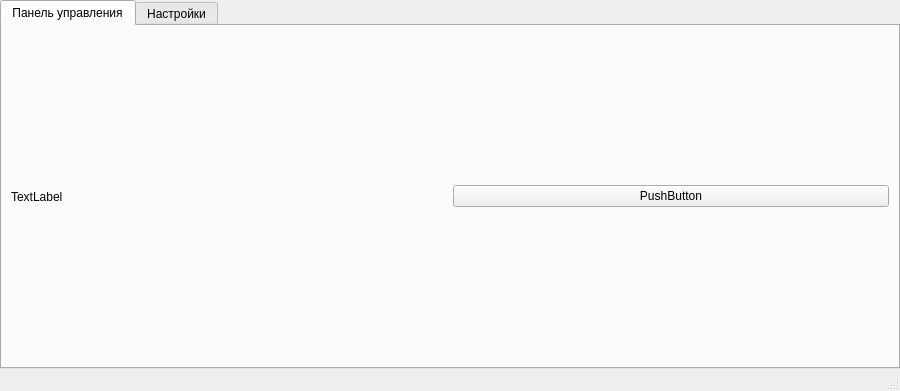
This is design.ui in Neisvestney/BloomLight as Qt 5 draws it before an edit. The edited form follows.
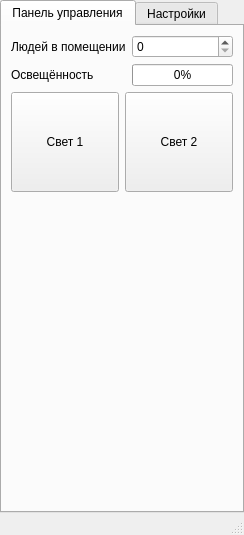
This is the edited form. The open tabs and pages were chosen to show the change.

Commit message: Design and writing camera stream

The edit to the form file:
```diff
--- a/design.ui
+++ b/design.ui
@@ -6,12 +6,15 @@
    <rect>
     <x>0</x>
     <y>0</y>
-    <width>900</width>
-    <height>391</height>
+    <width>244</width>
+    <height>535</height>
    </rect>
   </property>
   <property name="windowTitle">
-   <string>BloonLight</string>
+   <string>BloomLight</string>
+  </property>
+  <property name="layoutDirection">
+   <enum>Qt::LeftToRight</enum>
   </property>
   <widget class="QWidget" name="centralwidget">
    <property name="enabled">
@@ -35,6 +38,9 @@
     </property>
     <item>
      <widget class="QTabWidget" name="tabWidget">
+      <property name="layoutDirection">
+       <enum>Qt::LeftToRight</enum>
+      </property>
       <property name="currentIndex">
        <number>0</number>
       </property>
@@ -48,20 +54,107 @@
        <attribute name="title">
         <string>Панель управления</string>
        </attribute>
-       <layout class="QHBoxLayout" name="horizontalLayout_2">
+       <layout class="QVBoxLayout" name="verticalLayout">
         <item>
-         <widget class="QLabel" name="cam_view">
-          <property name="text">
-           <string>TextLabel</string>
-          </property>
-         </widget>
+         <layout class="QGridLayout" name="gridLayout_2">
+          <item row="1" column="0">
+           <widget class="QLabel" name="label_2">
+            <property name="text">
+             <string>Освещённость</string>
+            </property>
+           </widget>
+          </item>
+          <item row="0" column="0">
+           <widget class="QLabel" name="label">
+            <property name="lineWidth">
+             <number>1</number>
+            </property>
+            <property name="text">
+             <string>Людей в помещении</string>
+            </property>
+            <property name="textFormat">
+             <enum>Qt::AutoText</enum>
+            </property>
+           </widget>
+          </item>
+          <item row="0" column="1">
+           <widget class="QSpinBox" name="people_count"/>
+          </item>
+          <item row="1" column="1">
+           <widget class="QProgressBar" name="bridness">
+            <property name="value">
+             <number>0</number>
+            </property>
+            <property name="textVisible">
+             <bool>true</bool>
+            </property>
+            <property name="invertedAppearance">
+             <bool>false</bool>
+            </property>
+           </widget>
+          </item>
+         </layout>
         </item>
         <item>
-         <widget class="QPushButton" name="pushButton">
-          <property name="text">
-           <string>PushButton</string>
+         <layout class="QHBoxLayout" name="horizontalLayout_2">
+          <item>
+           <widget class="QPushButton" name="light1">
+            <property name="minimumSize">
+             <size>
+              <width>0</width>
+              <height>100</height>
+             </size>
+            </property>
+            <property name="text">
+             <string>Свет 1</string>
+            </property>
+            <property name="checkable">
+             <bool>true</bool>
+            </property>
+            <property name="checked">
+             <bool>false</bool>
+            </property>
+            <property name="autoDefault">
+             <bool>false</bool>
+            </property>
+            <property name="default">
+             <bool>false</bool>
+            </property>
+            <property name="flat">
+             <bool>false</bool>
+            </property>
+           </widget>
+          </item>
+          <item>
+           <widget class="QPushButton" name="light2">
+            <property name="minimumSize">
+             <size>
+              <width>0</width>
+              <height>100</height>
+             </size>
+            </property>
+            <property name="text">
+             <string>Свет 2</string>
+            </property>
+            <property name="checkable">
+             <bool>true</bool>
+            </property>
+           </widget>
+          </item>
+         </layout>
+        </item>
+        <item>
+         <spacer name="verticalSpacer_2">
+          <property name="orientation">
+           <enum>Qt::Vertical</enum>
           </property>
-         </widget>
+          <property name="sizeHint" stdset="0">
+           <size>
+            <width>20</width>
+            <height>40</height>
+           </size>
+          </property>
+         </spacer>
         </item>
        </layout>
       </widget>
@@ -69,6 +162,88 @@
        <attribute name="title">
         <string>Настройки</string>
        </attribute>
+       <layout class="QGridLayout" name="gridLayout">
+        <item row="1" column="1">
+         <widget class="QLineEdit" name="vidio_path">
+          <property name="text">
+           <string>out/</string>
+          </property>
+          <property name="readOnly">
+           <bool>true</bool>
+          </property>
+         </widget>
+        </item>
+        <item row="0" column="0" colspan="2">
+         <widget class="QCheckBox" name="is_video_recording">
+          <property name="text">
+           <string>Запись видео</string>
+          </property>
+          <property name="checked">
+           <bool>true</bool>
+          </property>
+         </widget>
+        </item>
+        <item row="1" column="0">
+         <widget class="QPushButton" name="select_video_path">
+          <property name="text">
+           <string>Выбрать</string>
+          </property>
+         </widget>
+        </item>
+        <item row="8" column="0">
+         <spacer name="verticalSpacer">
+          <property name="orientation">
+           <enum>Qt::Vertical</enum>
+          </property>
+          <property name="sizeHint" stdset="0">
+           <size>
+            <width>20</width>
+            <height>40</height>
+           </size>
+          </property>
+         </spacer>
+        </item>
+        <item row="7" column="1">
+         <widget class="QListWidget" name="cameras_list"/>
+        </item>
+        <item row="5" column="0" colspan="2">
+         <widget class="QCheckBox" name="checkBox">
+          <property name="text">
+           <string>Доп. графика на камере</string>
+          </property>
+          <property name="checked">
+           <bool>true</bool>
+          </property>
+         </widget>
+        </item>
+        <item row="7" column="0">
+         <widget class="QLabel" name="label_3">
+          <property name="layoutDirection">
+           <enum>Qt::LeftToRight</enum>
+          </property>
+          <property name="text">
+           <string>Камера</string>
+          </property>
+          <property name="alignment">
+           <set>Qt::AlignLeading|Qt::AlignLeft|Qt::AlignTop</set>
+          </property>
+         </widget>
+        </item>
+        <item row="4" column="0" colspan="2">
+         <widget class="Line" name="line">
+          <property name="orientation">
+           <enum>Qt::Horizontal</enum>
+          </property>
+         </widget>
+        </item>
+        <item row="6" column="0" colspan="2">
+         <widget class="QCheckBox" name="cam_view">
+          <property name="text">
+           <string>Просмотр камеры</string>
+          </property>
+         </widget>
+        </item>
+       </layout>
       </widget>
      </widget>
     </item>
```
Left out of the diff: 2 changed lines with no effect on the pictures. The commit also changes 3 other files.
